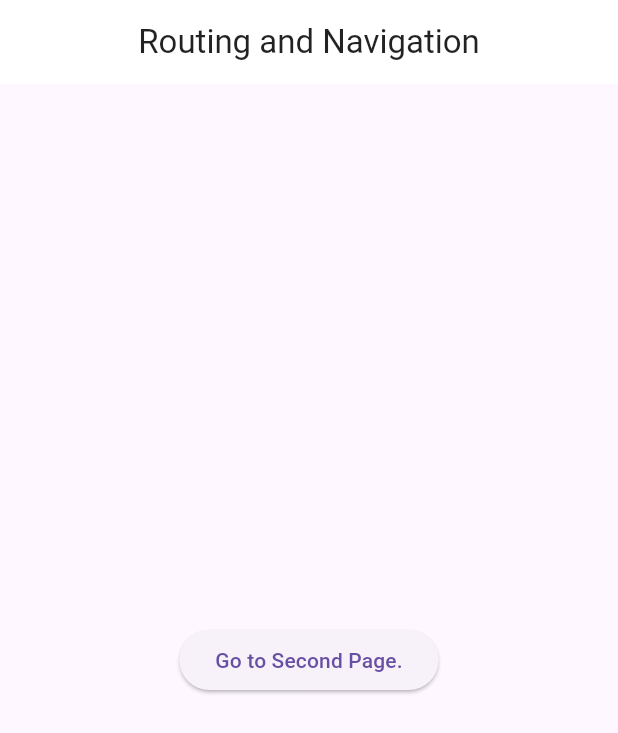
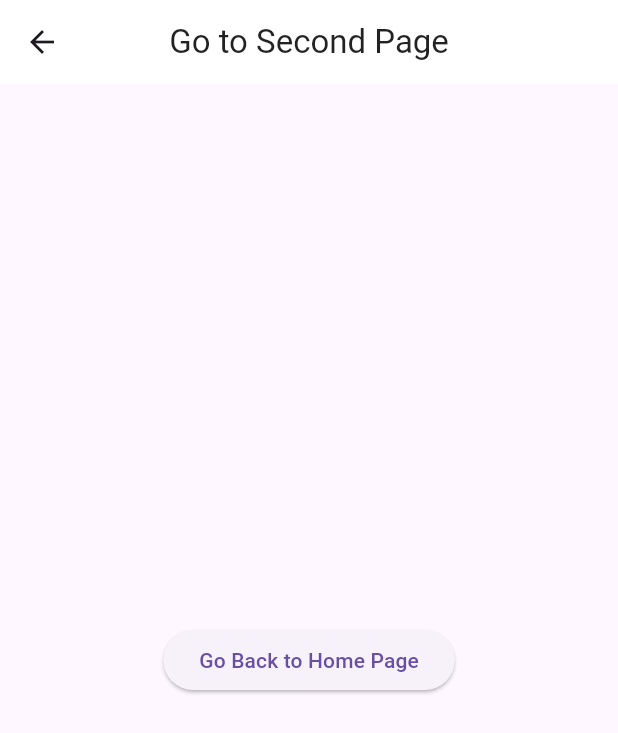
Before and after one commit to TheBaytur/weatherapp, a Flutter app: the screen it shows after launch, on a phone screen of 412 x 824 dp. Shown: the top 733 px of the screen. Run offline on Flutter 3.47's test engine with Material 3 defaults, Android fonts, the phone set to English and light mode, and no system bars.

```diff
--- a/lib/main.dart
+++ b/lib/main.dart
@@ -20,6 +20,7 @@ class MyApp extends StatelessWidget {
         ),
         body: HomePage(),
       ),
+      initialRoute: '/second',
       routes: {
         '/second': (context) => SecondPage(),
       },
@@ -37,7 +38,7 @@ class HomePage extends StatelessWidget {
           // Alternatively, you can use:
           // Navigator.push(context, MaterialPageRoute(builder: (context) => SecondPage()));
         },
-        child: Text('Go to Second Page.'),
+        child: Text('Go to Second Page'),
       ),);
   }
 }
```
